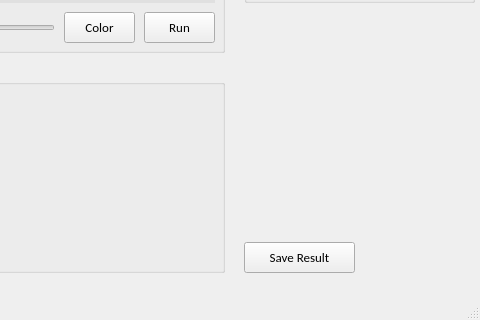
Old version of the form main.ui in the repository doraduan12/Speckle_Tracking; both pictures show x 316 to 796 and y 438 to 758 of the 796 by 758 pixel window.
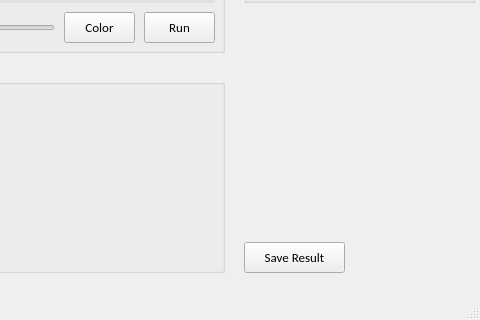
New version of the form.

Commit message: 20200308 18:02 1. Tool.py 拆成兩個 Class，分別為 GUI 與 CV2 2. 解決 temp, search 更改時會有問題 3. 可儲存 Speckle Tracking 後的結果 4. 儲存結果後可開啟資料夾

```diff
--- a/main.ui
+++ b/main.ui
@@ -614,7 +614,7 @@
      <rect>
       <x>560</x>
       <y>680</y>
-      <width>111</width>
+      <width>101</width>
       <height>31</height>
      </rect>
     </property>
```
Left out of the diff: 2 changed lines with no effect on the pictures. The commit also changes 4 other files.
